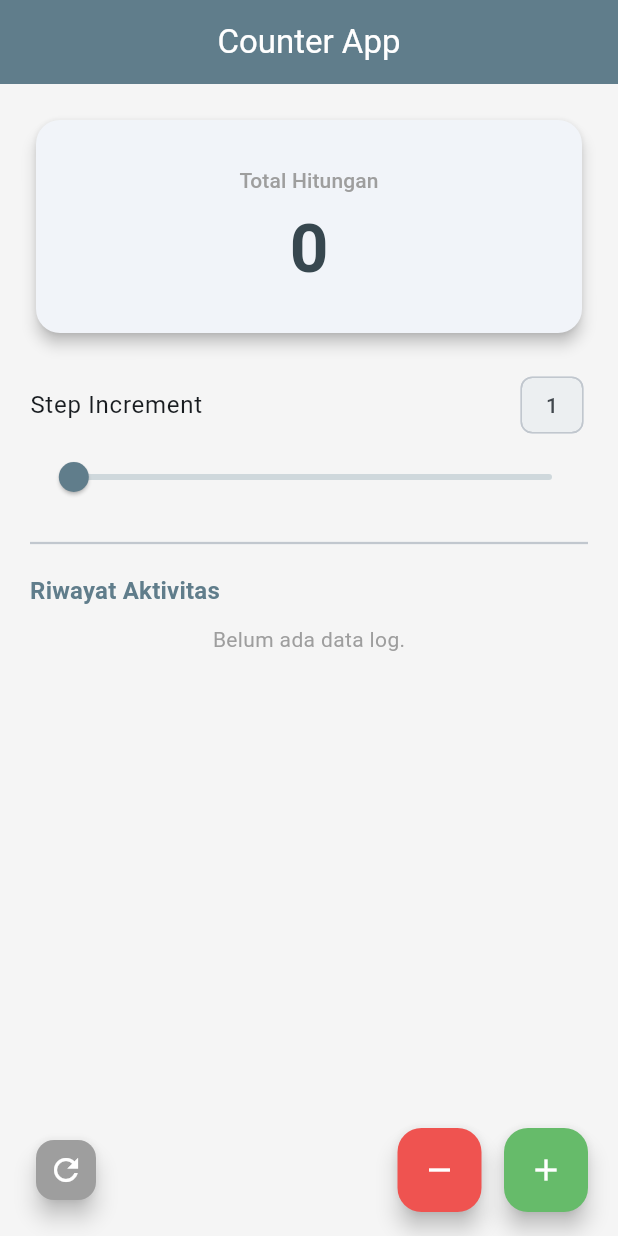
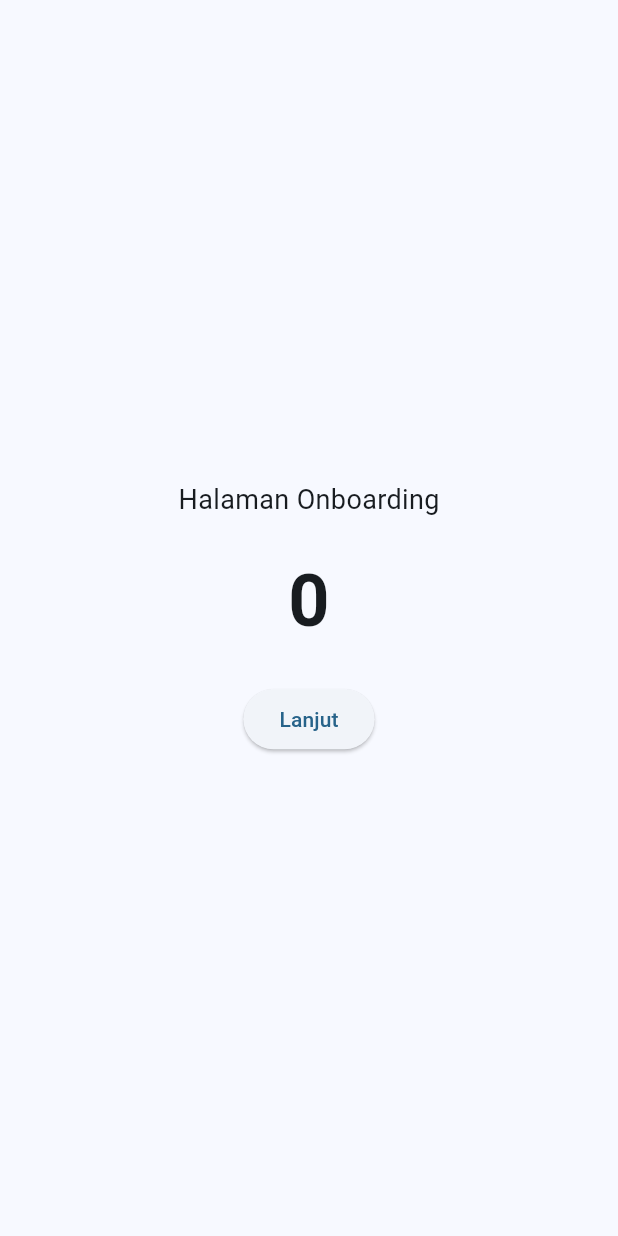
Before and after one commit to MaulIshak/logbook-app, a Flutter app: the screen it shows after launch, on a phone screen of 412 x 824 dp. Run offline on Flutter 3.47's test engine with Material 3 defaults, Android fonts, the phone set to English and light mode, and no system bars; our stand-ins replace shared_preferences.

Commit message:
feat: Introduce modular feature structure by adding auth and onboarding features, refactoring the counter into a logbook module, and integrating shared_preferences.

```diff
--- a/lib/counter_controller.dart
+++ /dev/null
@@ -1,40 +0,0 @@
-class CounterController {
-  int _counter = 0; // _ for private
-  int step = 1;
-
-  int get value => _counter; // getter
-
-  final List<String> histories = [];
-
-  void increment() {
-    if(step == 0) return;
-    _counter += step;
-    histories.add('${_formatDate(DateTime.now().toIso8601String())}|+$step, count: $_counter');
-    removeTrash();
-  }
-
-  void decrement() {
-    if(step == 0) return;
-    _counter -= step;
-    histories.add('${_formatDate(DateTime.now().toIso8601String())}|-$step, count: $_counter');
-    removeTrash();
-  }
-
-  void reset(){
-    if (_counter != 0) {
-      _counter = 0;
-      histories.add('${_formatDate  (DateTime.now().toIso8601String())}|reset');
-      removeTrash();
-    }
-  }
-
-  String _formatDate(String dateTime){
-    return dateTime.split(".").first;
-  }
-
-  void removeTrash(){
-    if (histories.length > 5){
-      histories.removeAt(0);
-    }
-  }
-}
--- /dev/null
+++ b/lib/features/onboarding/onboarding_view.dart
@@ -0,0 +1,48 @@
+import 'package:flutter/material.dart';
+import 'package:my_logbook_app/features/auth/login_view.dart';
+
+class OnboardingView extends StatefulWidget {
+  const OnboardingView({super.key});
+
+  @override
+  State<OnboardingView> createState() => _OnboardingViewState();
+}
+
+class _OnboardingViewState extends State<OnboardingView> {
+  int step = 0;
+  @override
+  Widget build(BuildContext context) {
+    return Scaffold(
+      body: Center(
+        child: Column(
+          mainAxisAlignment: MainAxisAlignment.center,
+          children: [
+            Text("Halaman Onboarding", style: TextStyle(fontSize: 18)),
+            SizedBox(height: 20),
+            Text(
+              "$step",
+              style: TextStyle(fontSize: 48, fontWeight: FontWeight.bold),
+            ),
+            SizedBox(height: 20),
+            ElevatedButton(
+              onPressed: () {
+                if (step < 3) {
+                  setState(() {
+                    step++;
+                  });
+                } else if (step >= 3) {
+                  Navigator.pushReplacement(
+                    context,
+                    MaterialPageRoute(builder: (context) => const LoginView()),
+                  );
+                  //pindah ke halaman login
+                }
+              },
+              child: const Text("Lanjut"),
+            ),
+          ],
+        ),
+      ),
+    );
+  }
+}
--- a/lib/main.dart
+++ b/lib/main.dart
@@ -1,5 +1,5 @@
 import 'package:flutter/material.dart';
-import 'package:my_logbook_app/counter_view.dart';
+import 'package:my_logbook_app/features/onboarding/onboarding_view.dart';
 
 void main() {
   runApp(const MyApp());
@@ -14,10 +14,8 @@ class MyApp extends StatelessWidget {
     return MaterialApp(
       title: 'Flutter Demo',
       debugShowCheckedModeBanner: false,
-      theme: ThemeData(
-        colorScheme: .fromSeed(seedColor: Colors.lightBlue),
-      ),
-      home: const CounterView(),
+      theme: ThemeData(colorScheme: .fromSeed(seedColor: Colors.lightBlue)),
+      home: const OnboardingView(),
     );
   }
 }
--- a/pubspec.yaml
+++ b/pubspec.yaml
@@ -30,6 +30,7 @@ environment:
 dependencies:
   flutter:
     sdk: flutter
+  shared_preferences: ^2.2.2
 
   # The following adds the Cupertino Icons font to your application.
   # Use with the CupertinoIcons class for iOS style icons.
```
Also changed, not shown: lib/features/auth/login_controller.dart (added, +18 -0 lines), lib/features/auth/login_view.dart (added, +99 -0 lines), lib/features/logbook/counter_controller.dart (added, +83 -0 lines), lib/features/logbook/counter_view.dart (renamed from lib/counter_view.dart, +115 -17 lines), pubspec.lock, 1 other file.
